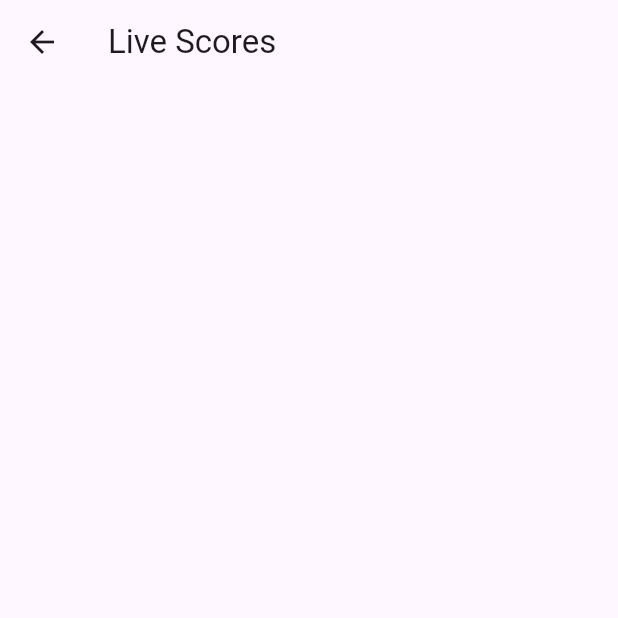
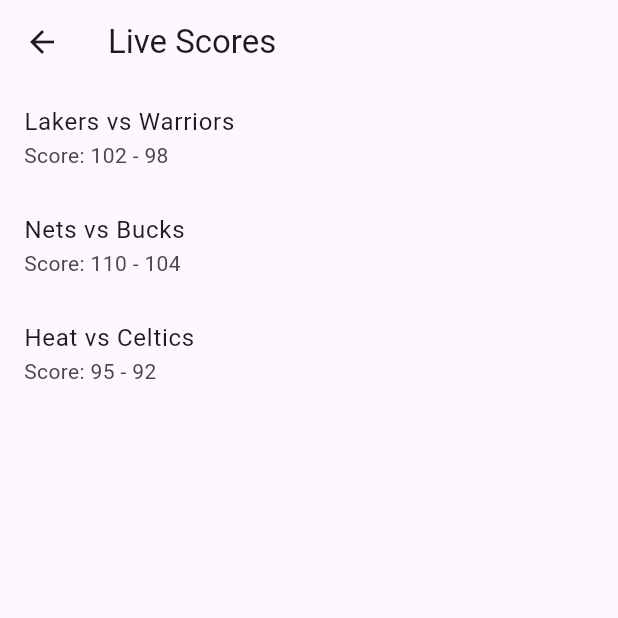
Before and after one commit to brandon-sanchez/mobile_app_collab, a Flutter app: the LiveScoresPage screen opened by its route, on a phone screen of 412 x 824 dp, the top half of it. Run offline on Flutter 3.47's test engine with Material 3 defaults, Android fonts, the phone set to English and light mode, and no system bars.

Commit message:
Edited basic functionality of app

```diff
--- a/lib/main.dart
+++ b/lib/main.dart
@@ -17,7 +17,7 @@
   Widget build(BuildContext context) {
     return MaterialApp(
       debugShowCheckedModeBanner: false,
-        home: LoginPage(),
+      home: LoginPage(), // Initial screen set to LoginPage
       routes: {
         '/loginpage': (context) => LoginPage(),
         '/homepage': (context) => HomePage(),
@@ -25,6 +25,7 @@
         '/standings': (context) => StandingsPage(),
         '/teams': (context) => TeamsPage(),
         '/players': (context) => PlayersPage(),
-        });
+      },
+    );
   }
 }
--- a/lib/pages/live_scores_page.dart
+++ b/lib/pages/live_scores_page.dart
@@ -5,9 +5,25 @@
 
   @override
   Widget build(BuildContext context) {
+    // Placeholder list of live scores
+    final List<Map<String, String>> liveScores = [
+      {'team1': 'Lakers', 'team2': 'Warriors', 'score': '102 - 98'},
+      {'team1': 'Nets', 'team2': 'Bucks', 'score': '110 - 104'},
+      {'team1': 'Heat', 'team2': 'Celtics', 'score': '95 - 92'},
+    ];
+
     return Scaffold(
-      appBar: AppBar(title: Text('Live Scores')),
-
+      appBar: AppBar(title: const Text('Live Scores')),
+      body: ListView.builder(
+        itemCount: liveScores.length,
+        itemBuilder: (context, index) {
+          final score = liveScores[index];
+          return ListTile(
+            title: Text('${score['team1']} vs ${score['team2']}'),
+            subtitle: Text('Score: ${score['score']}'),
+          );
+        },
+      ),
     );
   }
 }
--- a/lib/pages/players_page.dart
+++ b/lib/pages/players_page.dart
@@ -5,8 +5,25 @@
 
   @override
   Widget build(BuildContext context) {
+    // Placeholder list of players
+    final List<Map<String, String>> players = [
+      {'name': 'LeBron James', 'team': 'Lakers'},
+      {'name': 'Stephen Curry', 'team': 'Warriors'},
+      {'name': 'Kevin Durant', 'team': 'Nets'},
+    ];
+
     return Scaffold(
-
+      appBar: AppBar(title: const Text('Players')),
+      body: ListView.builder(
+        itemCount: players.length,
+        itemBuilder: (context, index) {
+          final player = players[index];
+          return ListTile(
+            title: Text(player['name']!),
+            subtitle: Text('Team: ${player['team']}'),
+          );
+        },
+      ),
     );
   }
 }
```
Also changed, not shown: lib/pages/home_page.dart (+27 -28 lines), lib/pages/standings_page.dart (+20 -1 lines), lib/pages/teams_page.dart (+6 -15 lines), pubspec.lock. Lines whose indentation alone changed are shown as unchanged.
